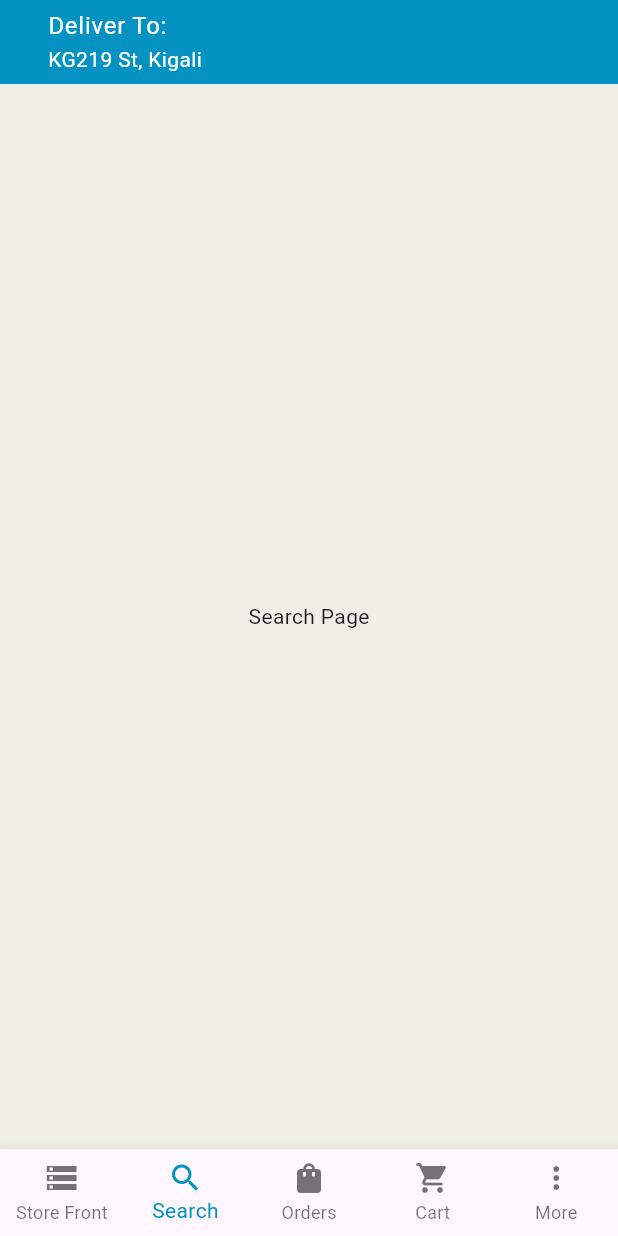
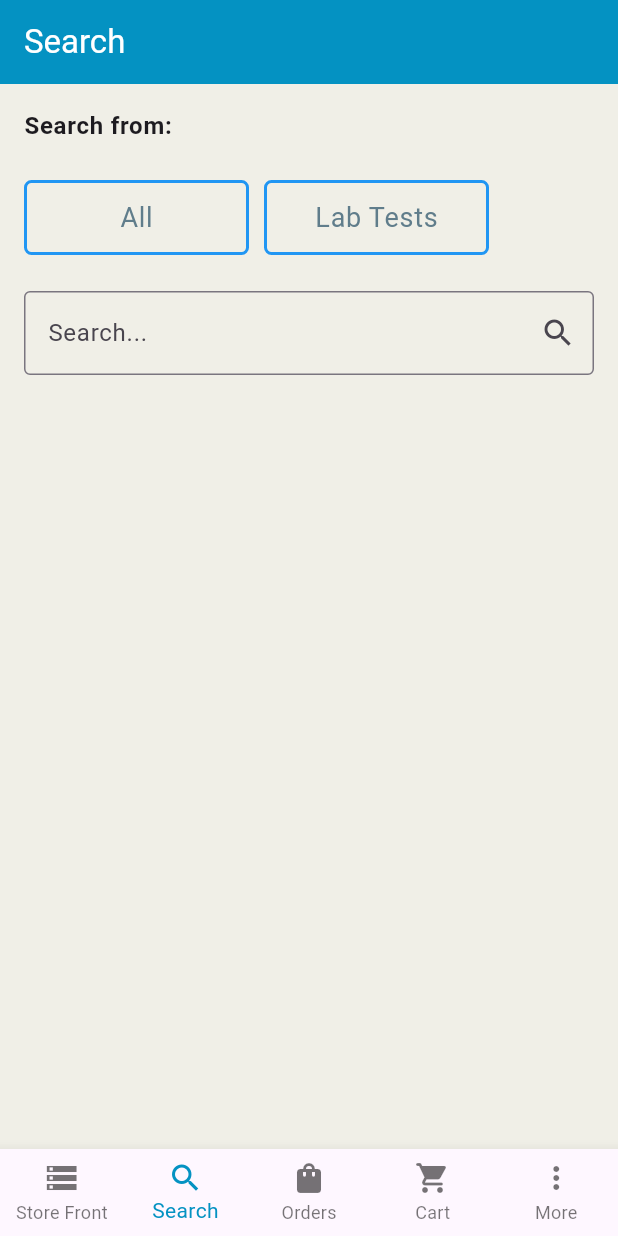
Before and after one commit to rosinekaranganwa/health-hub, a Flutter app: the screen it shows after launch, swiped to page 2, on a phone screen of 412 x 824 dp. Run offline on Flutter 3.47's test engine with Material 2 defaults, Android fonts, the light colour scheme and no system bars; our stand-ins replace fl_chart.

Commit message:
search screen

```diff
--- a/lib/screen/home/deliver_page.dart
+++ b/lib/screen/home/deliver_page.dart
@@ -1,4 +1,5 @@
 import 'package:flutter/material.dart';
+import 'package:health_hub/screen/home/search.dart';
 import 'package:health_hub/screen/home/store.dart';
 
 class DeliverPage extends StatefulWidget {
@@ -11,6 +12,7 @@ class DeliverPage extends StatefulWidget {
 class _DeliverPageState extends State<DeliverPage> {
   final PageController _pageController = PageController();
   int _currentPageIndex = 0;
+  bool showAppBar = true;
 
   @override
   void dispose() {
@@ -21,26 +23,30 @@ class _DeliverPageState extends State<DeliverPage> {
   void _onPageChanged(int index) {
     setState(() {
       _currentPageIndex = index;
+      showAppBar = index != 1;
     });
   }
+
 
   @override
   Widget build(BuildContext context) {
     return Scaffold(
       backgroundColor: Color(0xFFF0EFE7),
-      appBar: AppBar(
+      appBar: showAppBar
+          ? AppBar(
         title: ListTile(
           title: Text("Deliver To:", style: TextStyle(color: Colors.white)),
           subtitle: Text("KG219 St, Kigali", style: TextStyle(color: Colors.white)),
         ),
         backgroundColor: Color(0xFF0492C2),
-      ),
+      )
+          : null,
       body: PageView(
         controller: _pageController,
         onPageChanged: _onPageChanged,
         children: <Widget>[
           Store(),
-          Center(child: Text("Search Page")),
+          Search(),
           Center(child: Text("Orders Page")),
           Center(child: Text("Cart Page")),
           Center(child: Text("More Page")),
--- /dev/null
+++ b/lib/screen/home/search.dart
@@ -0,0 +1,117 @@
+import 'package:flutter/material.dart';
+
+class Search extends StatefulWidget {
+  const Search({super.key});
+
+  @override
+  State<Search> createState() => _SearchState();
+}
+
+class _SearchState extends State<Search> {
+  bool isSelected1 = false;
+  bool isSelected2 = false;
+  @override
+  Widget build(BuildContext context) {
+    return Scaffold(
+      backgroundColor: Color(0xFFF0EFE7),
+      appBar: AppBar(
+        title: Text("Search", style: TextStyle(color: Colors.white)),
+        backgroundColor: Color(0xFF0492C2),
+      ),
+      body: Column(
+        children: [
+          ListTile(
+            title: Text(
+              "Search from:",
+              style: TextStyle(
+                fontSize: 16,
+                fontWeight: FontWeight.bold,
+              ),
+            ),
+          ),
+          ListTile(
+            title: Row(
+              mainAxisAlignment: MainAxisAlignment.start,
+              crossAxisAlignment: CrossAxisAlignment.center,
+              children: [
+                GestureDetector(
+                  onTap: () {
+                    setState(() {
+                      isSelected1 = true;
+                      isSelected2 = false;
+                    });
+                  },
+                  child: Container(
+                    width: 150,
+                    height: 50,
+                    decoration: BoxDecoration(
+                      color: isSelected1 ? Colors.blue : Color(0xFFF0EFE7),
+                      borderRadius: BorderRadius.circular(5),
+                      border: !isSelected1
+                          ? Border.all(
+                        color: Colors.blue, // Border color for unselected
+                        width: 2, // Border width
+                      )
+                          : null, // Null border when selected
+                    ),
+                    child: Center(
+                      child: Text(
+                        "All",
+                        style: TextStyle(
+                          color: isSelected1 ? Colors.white : Colors.blueGrey,
+                          fontSize: 18,
+                        ),
+                      ),
+                    ),
+                  ),
+                ),
+                SizedBox(width: 10),
+                GestureDetector(
+                  onTap: () {
+                    setState(() {
+                      isSelected1 = false;
+                      isSelected2 = true;
+                    });
+                  },
+                  child: Container(
+                    width: 150,
+                    height: 50,
+                    decoration: BoxDecoration(
+                      color: isSelected2 ? Colors.blue : Color(0xFFF0EFE7),
+                      borderRadius: BorderRadius.circular(5),
+                      border: !isSelected2
+                          ? Border.all(
+                        color: Colors.blue, // Border color for unselected
+                        width: 2, // Border width
+                      )
+                          : null, // Null border when selected
+                    ),
+                    child: Center(
+                      child: Text(
+                        "Lab Tests",
+                        style: TextStyle(
+                          color: isSelected2 ? Colors.white : Colors.blueGrey,
+                          fontSize: 18,
+                        ),
+                      ),
+                    ),
+                  ),
+                ),
+              ],
+            ),
+          ),
+          Padding(
+            padding: EdgeInsets.all(16.0),
+            child: TextField(
+              decoration: InputDecoration(
+                hintText: "Search...",
+                border: OutlineInputBorder(),
+                suffixIcon: Icon(Icons.search),
+              ),
+            ),
+          ),
+        ],
+      ),
+    );
+  }
+}
```
